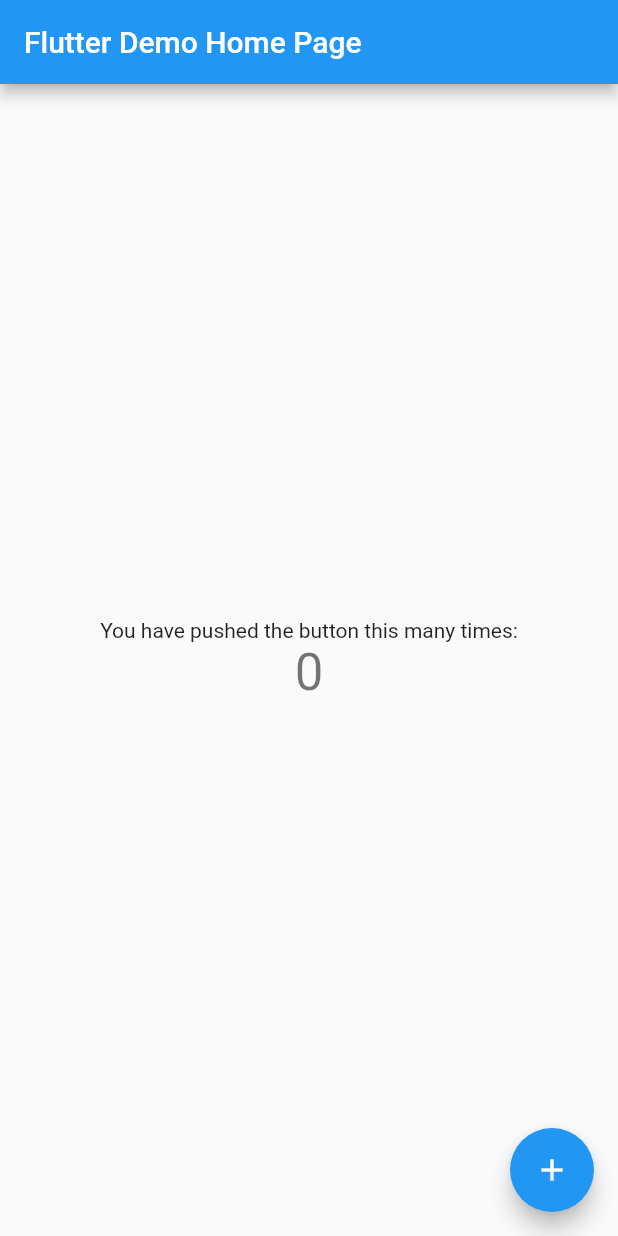
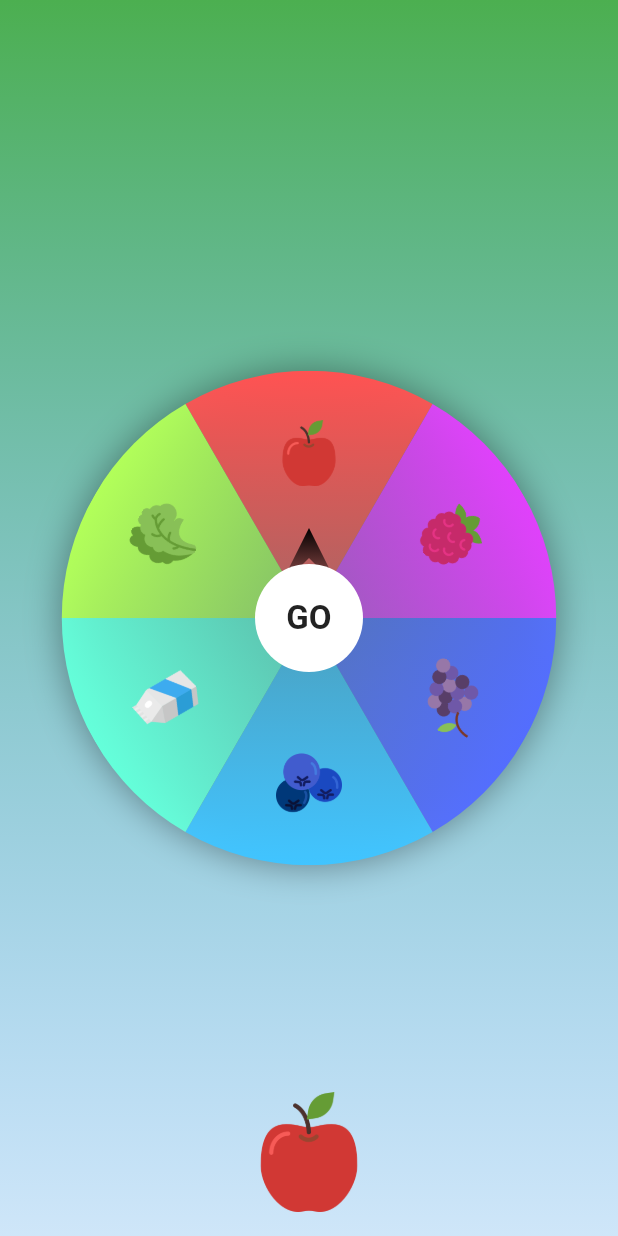
Before and after one commit to RobinKardell/luckywheel, a Flutter app: the screen it shows after launch, on a phone screen of 412 x 824 dp. Run offline on Flutter 3.47's test engine with Material 2 defaults, Android fonts, the phone set to English and light mode, and no system bars.

Commit message:
Ett fungeradne hjul Nu försöka ta det till nästa nivå

```diff
--- /dev/null
+++ b/lib/arrow_view.dart
@@ -0,0 +1,48 @@
+import 'dart:math';
+
+import 'package:flutter/material.dart';
+
+class ArrowView extends StatelessWidget {
+  @override
+  Widget build(BuildContext context) {
+    return Align(
+      alignment: Alignment.center,
+      child: Transform.rotate(
+        angle: pi,
+        child: Padding(
+          padding: EdgeInsets.only(top: 80),
+          child: ClipPath(
+            clipper: _ArrowClipper(),
+            child: Container(
+              decoration: BoxDecoration(
+                  gradient: LinearGradient(
+                      begin: Alignment.topCenter,
+                      end: Alignment.bottomCenter,
+                      colors: [Colors.black12, Colors.black])),
+              height: 40,
+              width: 40,
+            ),
+          ),
+        ),
+      ),
+    );
+  }
+}
+
+class _ArrowClipper extends CustomClipper<Path> {
+  @override
+  Path getClip(Size size) {
+    Path _path = Path();
+    Offset _center = size.center(Offset.zero);
+    _path.lineTo(_center.dx, size.height);
+    _path.lineTo(size.width, 0);
+    _path.lineTo(_center.dx, _center.dy);
+    _path.close();
+    return _path;
+  }
+
+  @override
+  bool shouldReclip(CustomClipper<Path> oldClipper) {
+    return false;
+  }
+}
--- /dev/null
+++ b/lib/board_view.dart
@@ -0,0 +1,118 @@
+import 'dart:math';
+
+import 'package:flutter/material.dart';
+
+import 'arrow_view.dart';
+import 'model.dart';
+
+class BoardView extends StatefulWidget {
+  final double angle;
+  final double current;
+  final List<Luck> items;
+
+  const BoardView({Key key, this.angle, this.current, this.items})
+      : super(key: key);
+
+  @override
+  State<StatefulWidget> createState() {
+    return _BoardViewState();
+  }
+}
+
+class _BoardViewState extends State<BoardView> {
+  Size get size => Size(MediaQuery.of(context).size.width * 0.8,
+      MediaQuery.of(context).size.width * 0.8);
+
+  double _rotote(int index) => (index / widget.items.length) * 2 * pi;
+
+  @override
+  Widget build(BuildContext context) {
+    return Stack(
+      alignment: Alignment.center,
+      children: <Widget>[
+        //shadow
+        Container(
+          height: size.height,
+          width: size.width,
+          decoration: BoxDecoration(
+              shape: BoxShape.circle,
+              boxShadow: [BoxShadow(blurRadius: 20, color: Colors.black38)]),
+        ),
+        Transform.rotate(
+          angle: -(widget.current + widget.angle) * 2 * pi,
+          child: Stack(
+            alignment: Alignment.center,
+            children: <Widget>[
+              for (var luck in widget.items) ...[_buildCard(luck)],
+              for (var luck in widget.items) ...[_buildImage(luck)],
+            ],
+          ),
+        ),
+        Container(
+          height: size.height,
+          width: size.width,
+          child: ArrowView(),
+        ),
+      ],
+    );
+  }
+
+  _buildCard(Luck luck) {
+    var _rotate = _rotote(widget.items.indexOf(luck));
+    var _angle = 2 * pi / widget.items.length;
+    return Transform.rotate(
+      angle: _rotate,
+      child: ClipPath(
+        clipper: _LuckPath(_angle),
+        child: Container(
+          height: size.height,
+          width: size.width,
+          decoration: BoxDecoration(
+              gradient: LinearGradient(
+                  begin: Alignment.topCenter,
+                  end: Alignment.bottomCenter,
+                  colors: [luck.color, luck.color.withOpacity(0)])),
+        ),
+      ),
+    );
+  }
+
+  _buildImage(Luck luck) {
+    var _rotate = _rotote(widget.items.indexOf(luck));
+    return Transform.rotate(
+      angle: _rotate,
+      child: Container(
+        height: size.height,
+        width: size.width,
+        alignment: Alignment.topCenter,
+        child: ConstrainedBox(
+          constraints:
+          BoxConstraints.expand(height: size.height / 3, width: 44),
+          child: Image.asset(luck.asset),
+        ),
+      ),
+    );
+  }
+}
+
+class _LuckPath extends CustomClipper<Path> {
+  final double angle;
+
+  _LuckPath(this.angle);
+
+  @override
+  Path getClip(Size size) {
+    Path _path = Path();
+    Offset _center = size.center(Offset.zero);
+    Rect _rect = Rect.fromCircle(center: _center, radius: size.width / 2);
+    _path.moveTo(_center.dx, _center.dy);
+    _path.arcTo(_rect, -pi / 2 - angle / 2, angle, false);
+    _path.close();
+    return _path;
+  }
+
+  @override
+  bool shouldReclip(_LuckPath oldClipper) {
+    return angle != oldClipper.angle;
+  }
+}
--- /dev/null
+++ b/lib/home_page.dart
@@ -0,0 +1,116 @@
+import 'dart:math';
+
+import 'package:flutter/material.dart';
+
+import 'board_view.dart';
+import 'model.dart';
+
+class HomePage extends StatefulWidget {
+  @override
+  State<StatefulWidget> createState() {
+    return _HomePageState();
+  }
+}
+
+class _HomePageState extends State<HomePage>
+    with SingleTickerProviderStateMixin {
+  double _angle = 0;
+  double _current = 0;
+  AnimationController _ctrl;
+  Animation _ani;
+  List<Luck> _items = [
+    Luck("apple", Colors.accents[0]),
+    Luck("raspberry", Colors.accents[2]),
+    Luck("grapes", Colors.accents[4]),
+    Luck("fruit", Colors.accents[6]),
+    Luck("milk", Colors.accents[8]),
+    Luck("salad", Colors.accents[10]),
+    //Luck("cheese", Colors.accents[12]),
+    //Luck("carrot", Colors.accents[14]),
+  ];
+
+  @override
+  void initState() {
+    // TODO: implement initState
+    super.initState();
+    var _duration = Duration(milliseconds: 5000);
+    _ctrl = AnimationController(vsync: this, duration: _duration);
+    _ani = CurvedAnimation(parent: _ctrl, curve: Curves.fastLinearToSlowEaseIn);
+  }
+
+  @override
+  Widget build(BuildContext context) {
+    return Scaffold(
+      body: Container(
+        decoration: BoxDecoration(
+            gradient: LinearGradient(
+                begin: Alignment.topCenter,
+                end: Alignment.bottomCenter,
+                colors: [Colors.green, Colors.blue.withOpacity(0.2)])),
+        child: AnimatedBuilder(
+            animation: _ani,
+            builder: (context, child) {
+              final _value = _ani.value;
+              final _angle = _value * this._angle;
+              return Stack(
+                alignment: Alignment.center,
+                children: <Widget>[
+                  BoardView(items: _items, current: _current, angle: _angle),
+                  _buildGo(),
+                  _buildResult(_value),
+                ],
+              );
+            }),
+      ),
+    );
+  }
+
+  _buildGo() {
+    return Material(
+      color: Colors.white,
+      shape: CircleBorder(),
+      child: InkWell(
+        customBorder: CircleBorder(),
+        child: Container(
+          alignment: Alignment.center,
+          height: 72,
+          width: 72,
+          child: Text(
+            "GO",
+            style: TextStyle(fontSize: 22.0, fontWeight: FontWeight.bold),
+          ),
+        ),
+        onTap: _animation,
+      ),
+    );
+  }
+
+  _animation() {
+    if (!_ctrl.isAnimating) {
+      var _random = Random().nextDouble();
+      _angle = 20 + Random().nextInt(5) + _random;
+      _ctrl.forward(from: 0.0).then((_) {
+        _current = (_current + _random);
+        _current = _current - _current ~/ 1;
+        _ctrl.reset();
+      });
+    }
+  }
+
+  int _calIndex(value) {
+    var _base = (2 * pi / _items.length / 2) / (2 * pi);
+    return (((_base + value) % 1) * _items.length).floor();
+  }
+
+  _buildResult(_value) {
+    var _index = _calIndex(_value * _angle + _current);
+    String _asset = _items[_index].asset;
+    return Padding(
+      padding: EdgeInsets.symmetric(vertical: 16.0),
+      child: Align(
+        alignment: Alignment.bottomCenter,
+        child: Image.asset(_asset, height: 80, width: 80),
+      ),
+    );
+  }
+}
--- a/lib/main.dart
+++ b/lib/main.dart
@@ -1,117 +1,16 @@
 import 'package:flutter/material.dart';
+import 'package:luckywheel/home_page.dart';
 
-void main() {
-  runApp(MyApp());
-}
+void main() => runApp(MyApp());
 
 class MyApp extends StatelessWidget {
-  // This widget is the root of your application.
   @override
   Widget build(BuildContext context) {
     return MaterialApp(
+      debugShowCheckedModeBanner: false,
       title: 'Flutter Demo',
-      theme: ThemeData(
-        // This is the theme of your application.
-        //
-        // Try running your application with "flutter run". You'll see the
-        // application has a blue toolbar. Then, without quitting the app, try
-        // changing the primarySwatch below to Colors.green and then invoke
-        // "hot reload" (press "r" in the console where you ran "flutter run",
-        // or simply save your changes to "hot reload" in a Flutter IDE).
-        // Notice that the counter didn't reset back to zero; the application
-        // is not restarted.
-        primarySwatch: Colors.blue,
-        // This makes the visual density adapt to the platform that you run
-        // the app on. For desktop platforms, the controls will be smaller and
-        // closer together (more dense) than on mobile platforms.
-        visualDensity: VisualDensity.adaptivePlatformDensity,
-      ),
-      home: MyHomePage(title: 'Flutter Demo Home Page'),
+      theme: ThemeData(primarySwatch: Colors.blue),
+      home: HomePage(),
     );
   }
 }
-
-class MyHomePage extends StatefulWidget {
-  MyHomePage({Key key, this.title}) : super(key: key);
-
-  // This widget is the home page of your application. It is stateful, meaning
-  // that it has a State object (defined below) that contains fields that affect
-  // how it looks.
-
-  // This class is the configuration for the state. It holds the values (in this
-  // case the title) provided by the parent (in this case the App widget) and
-  // used by the build method of the State. Fields in a Widget subclass are
-  // always marked "final".
-
-  final String title;
-
-  @override
-  _MyHomePageState createState() => _MyHomePageState();
-}
-
-class _MyHomePageState extends State<MyHomePage> {
-  int _counter = 0;
-
-  void _incrementCounter() {
-    setState(() {
-      // This call to setState tells the Flutter framework that something has
-      // changed in this State, which causes it to rerun the build method below
-      // so that the display can reflect the updated values. If we changed
-      // _counter without calling setState(), then the build method would not be
-      // called again, and so nothing would appear to happen.
-      _counter++;
-    });
-  }
-
-  @override
-  Widget build(BuildContext context) {
-    // This method is rerun every time setState is called, for instance as done
-    // by the _incrementCounter method above.
-    //
-    // The Flutter framework has been optimized to make rerunning build methods
-    // fast, so that you can just rebuild anything that needs updating rather
-    // than having to individually change instances of widgets.
-    return Scaffold(
-      appBar: AppBar(
-        // Here we take the value from the MyHomePage object that was created by
-        // the App.build method, and use it to set our appbar title.
-        title: Text(widget.title),
-      ),
-      body: Center(
-        // Center is a layout widget. It takes a single child and positions it
-        // in the middle of the parent.
-        child: Column(
-          // Column is also a layout widget. It takes a list of children and
-          // arranges them vertically. By default, it sizes itself to fit its
-          // children horizontally, and tries to be as tall as its parent.
-          //
-          // Invoke "debug painting" (press "p" in the console, choose the
-          // "Toggle Debug Paint" action from the Flutter Inspector in Android
-          // Studio, or the "Toggle Debug Paint" command in Visual Studio Code)
-          // to see the wireframe for each widget.
-          //
-          // Column has various properties to control how it sizes itself and
-          // how it positions its children. Here we use mainAxisAlignment to
-          // center the children vertically; the main axis here is the vertical
-          // axis because Columns are vertical (the cross axis would be
-          // horizontal).
-          mainAxisAlignment: MainAxisAlignment.center,
-          children: <Widget>[
-            Text(
-              'You have pushed the button this many times:',
-            ),
-            Text(
-              '$_counter',
-              style: Theme.of(context).textTheme.headline4,
-            ),
-          ],
-        ),
-      ),
-      floatingActionButton: FloatingActionButton(
-        onPressed: _incrementCounter,
-        tooltip: 'Increment',
-        child: Icon(Icons.add),
-      ), // This trailing comma makes auto-formatting nicer for build methods.
-    );
-  }
-}
--- /dev/null
+++ b/lib/model.dart
@@ -0,0 +1,11 @@
+import 'dart:ui';
+
+class Luck{
+  final String image;
+  final Color color;
+
+  Luck(this.image, this.color);
+
+
+  String get asset =>  "asset/image/$image.png";
+}
--- a/pubspec.yaml
+++ b/pubspec.yaml
@@ -48,6 +48,8 @@ flutter:
   # assets:
   #   - images/a_dot_burr.jpeg
   #   - images/a_dot_ham.jpeg
+  assets:
+    - asset/image/
 
   # An image asset can refer to one or more resolution-specific "variants", see
   # https://flutter.dev/assets-and-images/#resolution-aware.
```
Also changed, not shown: asset/image/apple.png (added), asset/image/carrot.png (added), asset/image/cheese.png (added), asset/image/fruit.png (added), asset/image/grapes.png (added), asset/image/milk.png (added), asset/image/raspberry.png (added), asset/image/salad.png (added).
